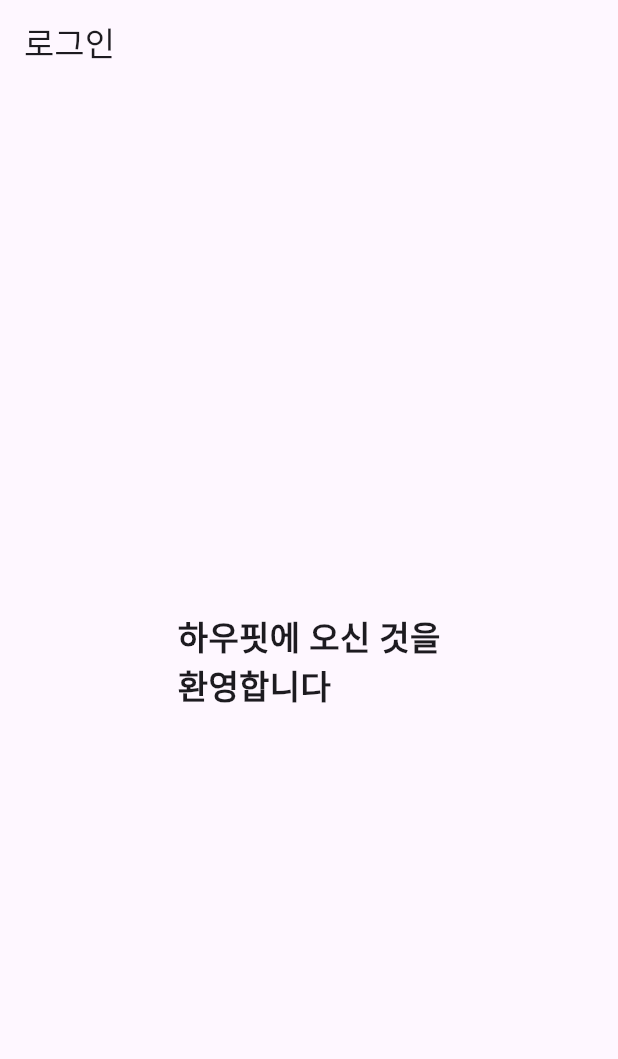
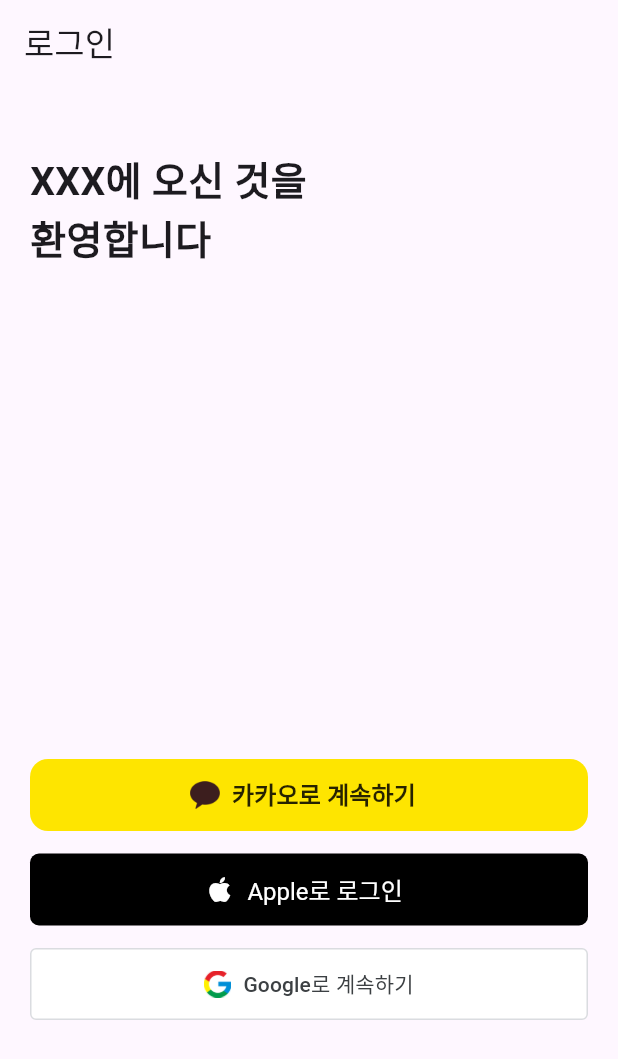
Before and after one commit to InteriorAPP-Warmheart/interiorapp_flutter_client, a Flutter app: the SigninScreen screen opened by its route, on a phone screen of 412 x 824 dp. Shown: the top 1059 px of the screen. Run offline on Flutter 3.47's test engine with Material 3 defaults, Android fonts, the phone set to English and light mode, and no system bars; our stand-ins replace flutter_riverpod, flutter_screenutil, go_router; Roboto replaces fonts that are missing (Pretendard).

Commit message:
소셜 로그인 디자인 가이드 반영 업데이트

```diff
--- a/lib/signin_signup/ui/screen/signin_screen.dart
+++ b/lib/signin_signup/ui/screen/signin_screen.dart
@@ -6,17 +6,111 @@ class SigninScreen extends StatelessWidget {
   @override
   Widget build(BuildContext context) {
     return Scaffold(
-      appBar: AppBar(
-        title: Text('로그인'),
+      appBar: AppBar(title: Text('로그인')),
+      body: Center(
+        child: Padding(
+          padding: EdgeInsets.all(20),
+          child: Column(
+            mainAxisAlignment: MainAxisAlignment.center,
+            children: [
+              Row(
+                mainAxisAlignment: MainAxisAlignment.start,
+                children: [
+                  Text(
+                    'XXX에 오신 것을\n환영합니다',
+                    style: TextStyle(fontSize: 26, fontWeight: FontWeight.bold),
+                  ),
+                  // === login buttons ===
+                  // Google (권장: Outlined 스타일)
+                ],
+              ),
+              Padding(
+                padding: EdgeInsets.only(top: 330, bottom: 15),
+                child: SizedBox(
+                  width: MediaQuery.of(context).size.width,
+                  height: 48,
+                  child: FilledButton.icon(
+                    onPressed: () {},
+                    icon: Image.asset(
+                      'assets/images/kakao_icon.png',
+                      width: 20,
+                      height: 20,
+                    ),
+
+                    label: const Text(
+                      '카카오로 계속하기',
+                      style: TextStyle(
+                        color: Color(0xD9000000),
+                        fontWeight: FontWeight.bold,
+                        fontSize: 16,
+                      ),
+                    ),
+                    style: FilledButton.styleFrom(
+                      backgroundColor: Color(0xFFFEE500),
+                      shape: RoundedRectangleBorder(
+                        borderRadius: BorderRadius.circular(12),
+                      ),
+                    ),
+                  ),
+                ),
+              ),
+              Padding(
+                padding: EdgeInsets.only(bottom: 15),
+                child: SizedBox(
+                  width: MediaQuery.of(context).size.width,
+                  height: 48,
+                  child: FilledButton.icon(
+                    onPressed: () {},
+                    icon: const Icon(Icons.apple, size: 22),
+                    label: const Text('Apple로 로그인'),
+                    style: FilledButton.styleFrom(
+                      backgroundColor: Colors.black,
+                      foregroundColor: Colors.white,
+                      minimumSize: const Size(double.infinity, 48),
+                      shape: RoundedRectangleBorder(
+                        borderRadius: BorderRadius.circular(6),
+                      ),
+                      textStyle: const TextStyle(fontSize: 16),
+                    ),
+                  ),
+                ),
+              ),
+              Padding(
+                padding: EdgeInsets.only(bottom: 100),
+                child: SizedBox(
+                  width: MediaQuery.of(context).size.width,
+                  height: 48,
+                  child: OutlinedButton.icon(
+                    onPressed: () {},
+                    icon: Image.asset(
+                      'assets/images/google_icon.png',
+                      width: 18,
+                      height: 18,
+                    ),
+                    label: const Text(
+                      'Google로 계속하기',
+                      style: TextStyle(
+                        color: Color(0xFF3C4043),
+                        fontWeight: FontWeight.w500,
+                        fontSize: 14,
+                      ),
+                    ),
+                    style: OutlinedButton.styleFrom(
+                      backgroundColor: const Color(0xFFFFFFFF),
+                      minimumSize: const Size(double.infinity, 48),
+                      padding: const EdgeInsets.symmetric(horizontal: 12),
+                      shape: RoundedRectangleBorder(
+                        borderRadius: BorderRadius.circular(4),
+                      ),
+                      side: const BorderSide(color: Color(0xFFDADCE0), width: 1),
+                    ),
+                  ),
+                ),
+              ),
+            ],
+          ),
+        ),
       ),
-      body: Center(
-      child: Column(
-        mainAxisAlignment: MainAxisAlignment.center,
-        children: [
-          Text('하우핏에 오신 것을\n환영합니다', style: TextStyle(fontSize: 22, fontWeight: FontWeight.bold),),
-
-        ],
-      ),
-      ));
+    );
   }
 }
```
Also changed, not shown: pubspec.yaml (+10 -3 lines), assets/images/google_icon.png (added), assets/images/kakao_icon.png (added).
